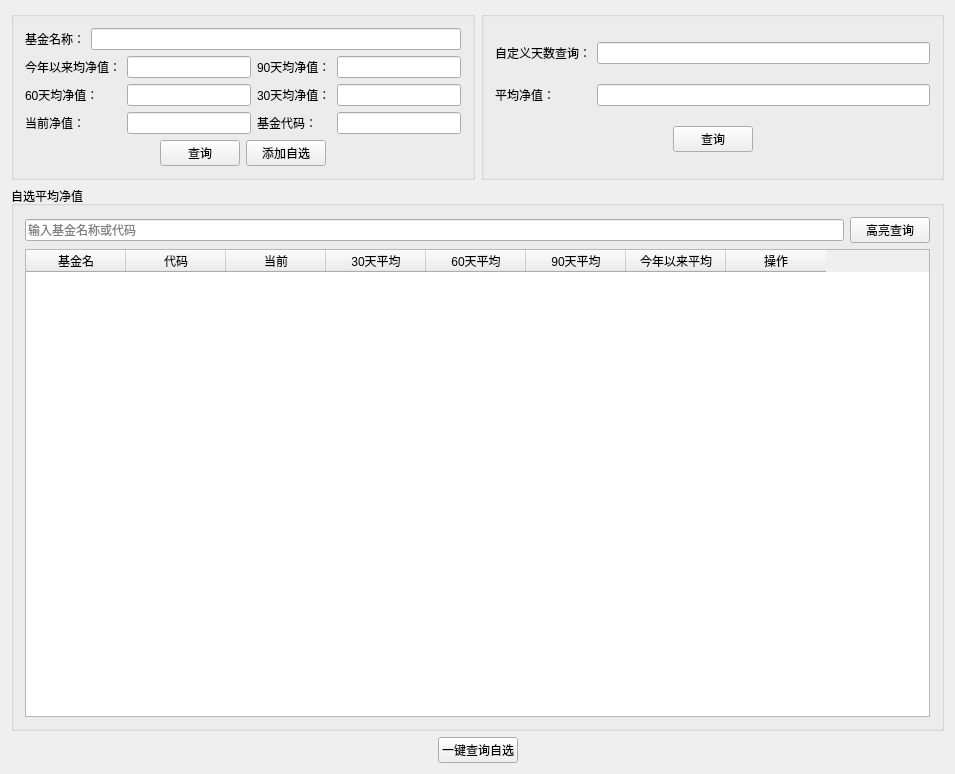
Qt form FundTool/FundTool.ui (l1007482035/vs2015TestPrj) before a commit.
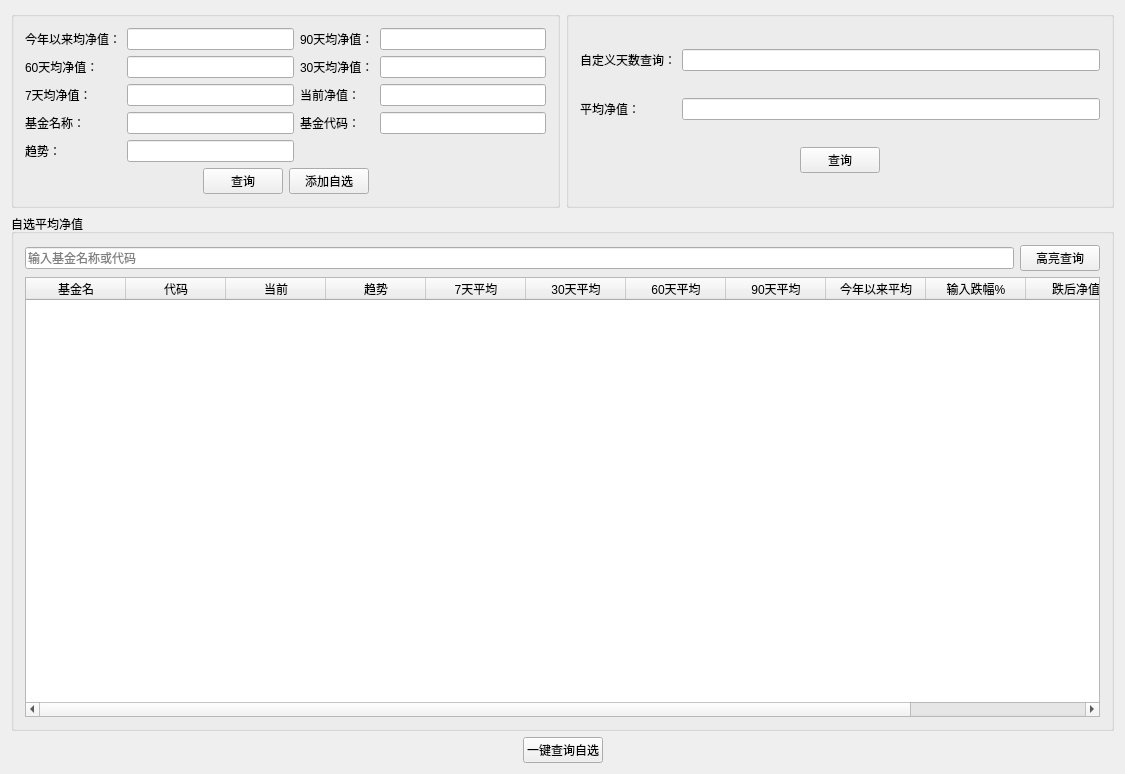
The same form after that commit.

Commit message: 修改基金工具

Patch:
```diff
--- a/FundTool/FundTool.ui
+++ b/FundTool/FundTool.ui
@@ -6,7 +6,7 @@
    <rect>
     <x>0</x>
     <y>0</y>
-    <width>955</width>
+    <width>1125</width>
     <height>774</height>
    </rect>
   </property>
@@ -19,7 +19,7 @@
   </property>
   <layout class="QVBoxLayout" name="verticalLayout_3">
    <item>
-    <layout class="QHBoxLayout" name="horizontalLayout_4">
+    <layout class="QHBoxLayout" name="horizontalLayout">
      <item>
       <widget class="QGroupBox" name="groupBox_2">
        <property name="styleSheet">
@@ -29,38 +29,34 @@
         <string/>
        </property>
        <layout class="QVBoxLayout" name="verticalLayout">
-        <item>
-         <layout class="QHBoxLayout" name="horizontalLayout">
-          <item>
-           <widget class="QLabel" name="label_4">
-            <property name="styleSheet">
-             <string notr="true"/>
-            </property>
-            <property name="text">
-             <string>基金名称：</string>
-            </property>
-           </widget>
-          </item>
-          <item>
-           <widget class="QLineEdit" name="lineEdit_fundname">
-            <property name="minimumSize">
-             <size>
-              <width>0</width>
-              <height>0</height>
-             </size>
-            </property>
-            <property name="styleSheet">
-             <string notr="true"/>
-            </property>
-            <property name="readOnly">
-             <bool>true</bool>
-            </property>
-           </widget>
-          </item>
-         </layout>
-        </item>
         <item>
          <layout class="QGridLayout" name="gridLayout_2">
+          <item row="3" column="2">
+           <widget class="QLabel" name="label_5">
+            <property name="styleSheet">
+             <string notr="true"/>
+            </property>
+            <property name="text">
+             <string>基金代码：</string>
+            </property>
+           </widget>
+          </item>
+          <item row="2" column="2">
+           <widget class="QLabel" name="label">
+            <property name="styleSheet">
+             <string notr="true"/>
+            </property>
+            <property name="text">
+             <string>当前净值：</string>
+            </property>
+           </widget>
+          </item>
+          <item row="2" column="3">
+           <widget class="QLineEdit" name="lineEdit_curjingzhi"/>
+          </item>
+          <item row="3" column="3">
+           <widget class="QLineEdit" name="lineEdit_fundcode"/>
+          </item>
           <item row="0" column="3">
            <widget class="QLineEdit" name="lineEdit_90avg">
             <property name="minimumSize">
@@ -71,16 +67,6 @@
             </property>
            </widget>
           </item>
-          <item row="0" column="1">
-           <widget class="QLineEdit" name="lineEdit_yearavg">
-            <property name="minimumSize">
-             <size>
-              <width>0</width>
-              <height>0</height>
-             </size>
-            </property>
-           </widget>
-          </item>
           <item row="1" column="3">
            <widget class="QLineEdit" name="lineEdit_30avg">
             <property name="minimumSize">
@@ -94,13 +80,6 @@
             </property>
            </widget>
           </item>
-          <item row="1" column="0">
-           <widget class="QLabel" name="label_9">
-            <property name="text">
-             <string>60天均净值：</string>
-            </property>
-           </widget>
-          </item>
           <item row="1" column="1">
            <widget class="QLineEdit" name="lineEdit_60avg">
             <property name="minimumSize">
@@ -121,30 +100,20 @@
             </property>
            </widget>
           </item>
-          <item row="2" column="2">
-           <widget class="QLabel" name="label_5">
-            <property name="styleSheet">
-             <string notr="true"/>
-            </property>
+          <item row="1" column="0">
+           <widget class="QLabel" name="label_9">
             <property name="text">
-             <string>基金代码：</string>
+             <string>60天均净值：</string>
             </property>
            </widget>
           </item>
-          <item row="2" column="0">
-           <widget class="QLabel" name="label">
-            <property name="styleSheet">
-             <string notr="true"/>
-            </property>
-            <property name="text">
-             <string>当前净值：</string>
-            </property>
-           </widget>
-          </item>
-          <item row="0" column="0">
-           <widget class="QLabel" name="label_6">
-            <property name="text">
-             <string>今年以来均净值：</string>
+          <item row="0" column="1">
+           <widget class="QLineEdit" name="lineEdit_yearavg">
+            <property name="minimumSize">
+             <size>
+              <width>0</width>
+              <height>0</height>
+             </size>
             </property>
            </widget>
           </item>
@@ -155,11 +124,58 @@
             </property>
            </widget>
           </item>
+          <item row="0" column="0">
+           <widget class="QLabel" name="label_6">
+            <property name="text">
+             <string>今年以来均净值：</string>
+            </property>
+           </widget>
+          </item>
+          <item row="3" column="1">
+           <widget class="QLineEdit" name="lineEdit_fundname">
+            <property name="minimumSize">
+             <size>
+              <width>0</width>
+              <height>0</height>
+             </size>
+            </property>
+            <property name="styleSheet">
+             <string notr="true"/>
+            </property>
+            <property name="readOnly">
+             <bool>true</bool>
+            </property>
+           </widget>
+          </item>
+          <item row="3" column="0">
+           <widget class="QLabel" name="label_4">
+            <property name="styleSheet">
+             <string notr="true"/>
+            </property>
+            <property name="text">
+             <string>基金名称：</string>
+            </property>
+           </widget>
+          </item>
           <item row="2" column="1">
-           <widget class="QLineEdit" name="lineEdit_curjingzhi"/>
+           <widget class="QLineEdit" name="lineEdit_7avg"/>
           </item>
-          <item row="2" column="3">
-           <widget class="QLineEdit" name="lineEdit_fundcode"/>
+          <item row="2" column="0">
+           <widget class="QLabel" name="label_10">
+            <property name="text">
+             <string>7天均净值：</string>
+            </property>
+           </widget>
+          </item>
+          <item row="4" column="1">
+           <widget class="QLineEdit" name="lineEdit_qushi"/>
+          </item>
+          <item row="4" column="0">
+           <widget class="QLabel" name="label_11">
+            <property name="text">
+             <string>趋势：</string>
+            </property>
+           </widget>
           </item>
          </layout>
         </item>
@@ -334,7 +350,7 @@
    <item>
     <widget class="QGroupBox" name="groupBox">
      <property name="styleSheet">
-      <string notr="true">font: 12pt &quot;微软雅黑&quot;;</string>
+      <string notr="true">font: 11pt &quot;微软雅黑&quot;;</string>
      </property>
      <property name="title">
       <string>自选平均净值</string>
@@ -361,10 +377,15 @@
       <item>
        <widget class="QTableWidget" name="tableWidget">
         <property name="styleSheet">
-         <string notr="true">font: 9pt &quot;微软雅黑&quot;;
-selection-background-color: rgb(0, 0, 255);
-QTableWidget::item:selected { background-color: rgb(0,120,215); color: white; }</string>
+         <string notr="true">QTableWidget::item:selected { background-color: rgb(0,120,215); color: white; }
+QTableWidget{font: 11pt &quot;微软雅黑&quot;;}</string>
         </property>
+        <attribute name="horizontalHeaderVisible">
+         <bool>true</bool>
+        </attribute>
+        <attribute name="verticalHeaderVisible">
+         <bool>false</bool>
+        </attribute>
         <column>
          <property name="text">
           <string>基金名</string>
@@ -380,6 +401,16 @@
           <string>当前</string>
          </property>
         </column>
+        <column>
+         <property name="text">
+          <string>趋势</string>
+         </property>
+        </column>
+        <column>
+         <property name="text">
+          <string>7天平均</string>
+         </property>
+        </column>
         <column>
          <property name="text">
           <string>30天平均</string>
@@ -400,6 +431,16 @@
           <string>今年以来平均</string>
          </property>
         </column>
+        <column>
+         <property name="text">
+          <string>输入跌幅%</string>
+         </property>
+        </column>
+        <column>
+         <property name="text">
+          <string>跌后净值</string>
+         </property>
+        </column>
         <column>
          <property name="text">
           <string>操作</string>
```
The commit also changes 4 other files.
